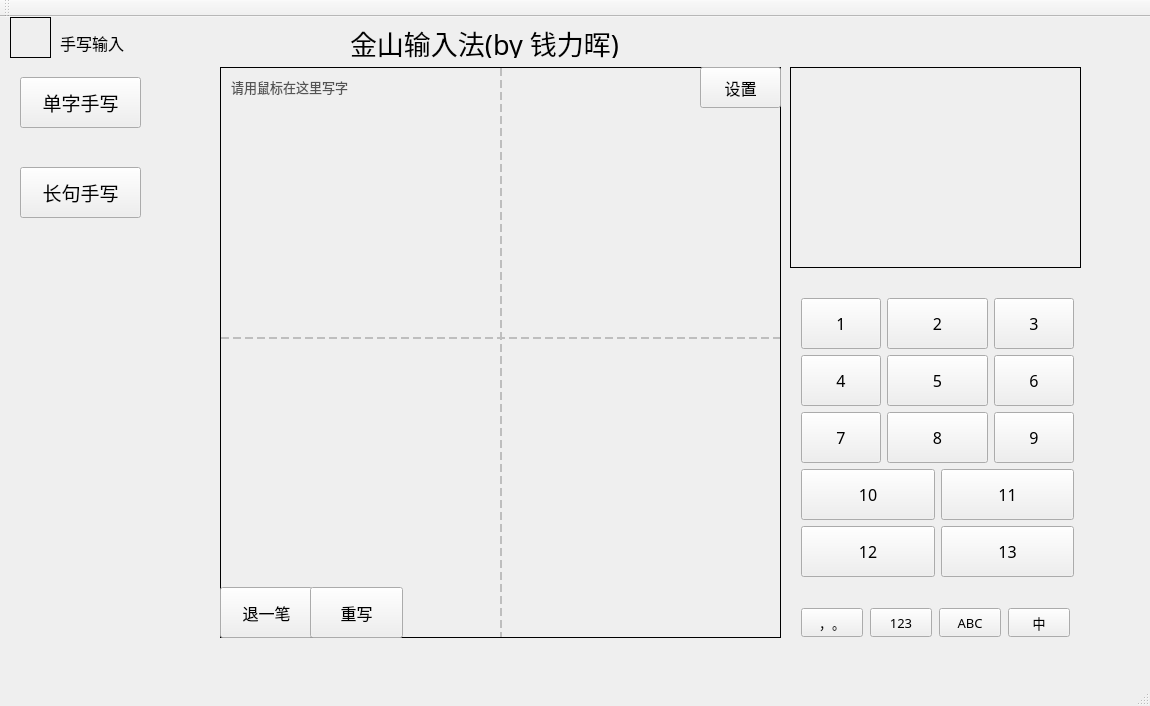
Qt form LessonCode/week08/homework/lab3-smartInput/kinputwindow.ui (qlhhahaha/king-cpp) before a commit.
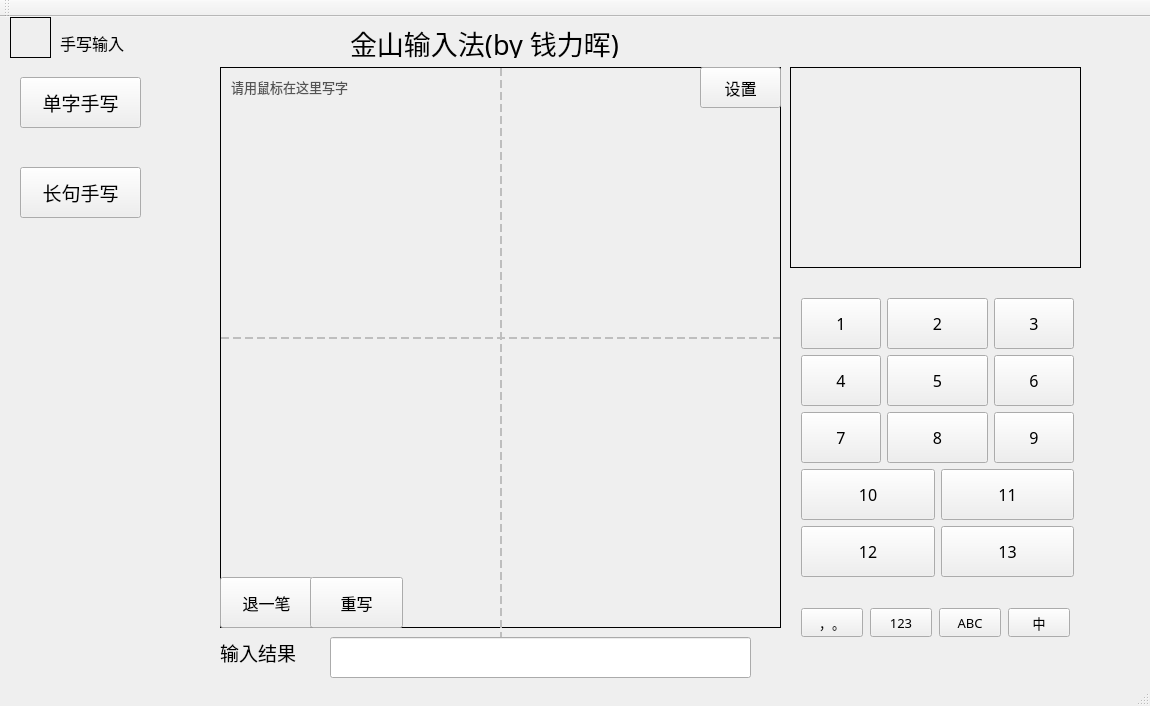
The same form after that commit. Icons and pictures are not drawn.

```diff
--- a/LessonCode/week08/homework/lab3-smartInput/kinputwindow.ui
+++ b/LessonCode/week08/homework/lab3-smartInput/kinputwindow.ui
@@ -145,7 +145,7 @@
       <x>220</x>
       <y>50</y>
       <width>561</width>
-      <height>571</height>
+      <height>561</height>
      </rect>
     </property>
     <property name="focusPolicy">
@@ -165,7 +165,7 @@
     <property name="geometry">
      <rect>
       <x>220</x>
-      <y>570</y>
+      <y>560</y>
       <width>93</width>
       <height>51</height>
      </rect>
@@ -184,7 +184,7 @@
     <property name="geometry">
      <rect>
       <x>310</x>
-      <y>570</y>
+      <y>560</y>
       <width>93</width>
       <height>51</height>
      </rect>
@@ -755,6 +755,35 @@
      <enum>Qt::Vertical</enum>
     </property>
    </widget>
+   <widget class="QLineEdit" name="lineEdit">
+    <property name="geometry">
+     <rect>
+      <x>330</x>
+      <y>620</y>
+      <width>421</width>
+      <height>41</height>
+     </rect>
+    </property>
+   </widget>
+   <widget class="QLabel" name="label_5">
+    <property name="geometry">
+     <rect>
+      <x>220</x>
+      <y>620</y>
+      <width>101</width>
+      <height>31</height>
+     </rect>
+    </property>
+    <property name="font">
+     <font>
+      <family>黑体</family>
+      <pointsize>14</pointsize>
+     </font>
+    </property>
+    <property name="text">
+     <string>输入结果</string>
+    </property>
+   </widget>
   </widget>
   <widget class="QToolBar" name="mainToolBar">
    <attribute name="toolBarArea">
```
